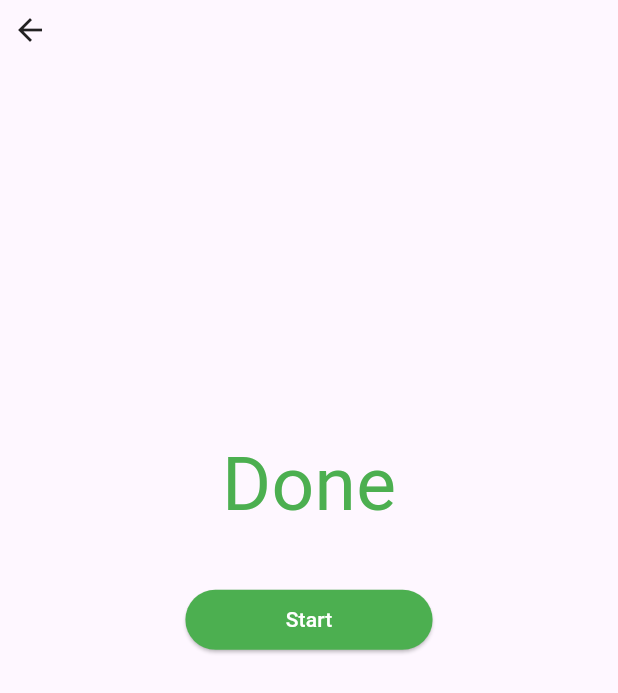
After one commit to khanhluongHA/musicApp_and_weatherApp, a Flutter app: the TimerPage screen opened directly, on a phone screen of 412 x 824 dp. The commit adds this screen. Shown: the top 693 px of the screen. Run offline on Flutter 3.47's test engine with Material 3 defaults, Android fonts, the phone set to English and light mode, and no system bars; our stand-ins replace bloc, copy_with_extension, equatable, flutter_bloc, lottie, shared_preferences; accounts and stored records are empty.

Commit message:
addapp timer

```diff
--- /dev/null
+++ b/lib/cubit/timer_state.dart
@@ -0,0 +1,39 @@
+part of 'timer_cubit.dart';
+
+enum TimerStatus { initial, success, error }
+
+class TimerState extends Equatable {
+  TimerState(
+      {this.second = 0,
+      this.hour = 0,
+      this.minute = 0,
+      this.status = TimerStatus.initial,
+      this.isActive = false,
+      this.isRunning = true});
+
+  late TimerStatus status;
+  late int second;
+  late int hour;
+  late int minute;
+  final bool isRunning;
+  final bool isActive;
+
+  TimerState copyWith(
+      {int? second,
+      bool? isRunning,
+      bool? isActive,
+      TimerStatus? status,
+      int? hour,
+      int? minute}) {
+    return TimerState(
+        second: second ?? this.second,
+        isRunning: isRunning ?? this.isRunning,
+        isActive: isActive ?? this.isActive,
+        status: status ?? this.status,
+        hour: hour ?? this.hour,
+        minute: minute ?? this.minute);
+  }
+
+  @override
+  List<Object> get props => [second, isActive, isRunning, status];
+}
--- a/lib/main.dart
+++ b/lib/main.dart
@@ -4,6 +4,7 @@ import 'package:test_bloc/bloc/weather_bloc.dart';
 import 'package:test_bloc/cubit/login_cubit.dart';
 import 'package:test_bloc/cubit/note_cubit.dart';
 import 'package:test_bloc/cubit/register_cubit.dart';
+import 'package:test_bloc/cubit/timer_cubit.dart';
 import 'package:test_bloc/cubit/water_cubit.dart';
 import 'package:test_bloc/screens/note_page/splash_screen.dart';
 import 'package:test_bloc/screens/note_page/water_screen.dart';
@@ -40,6 +41,9 @@ class _MyAppState extends State<MyApp> {
         BlocProvider(
           create: (context) => WeatherBloc(),
         ),
+        BlocProvider(
+          create: (context) => TimerCubit(),
+        ),
       ],
       child: const MaterialApp(
         home: SplashScreen(),
--- /dev/null
+++ b/lib/screens/timer_page/timer_page.dart
@@ -0,0 +1,137 @@
+import 'package:flutter/material.dart';
+import 'package:flutter_bloc/flutter_bloc.dart';
+import 'package:test_bloc/cubit/timer_cubit.dart';
+import 'package:test_bloc/screens/timer_page/input_time.dart';
+
+class TimerPage extends StatelessWidget {
+  const TimerPage({super.key});
+
+  @override
+  Widget build(BuildContext context) {
+    final TimerCubit cubit = context.read<TimerCubit>();
+    return Scaffold(
+      body: SafeArea(
+        child: Center(
+          child: BlocBuilder<TimerCubit, TimerState>(
+            builder: (context, state) {
+              return Column(
+                  crossAxisAlignment: CrossAxisAlignment.center,
+                  children: [
+                    Row(
+                      children: [
+                        GestureDetector(
+                            onTap: () {
+                              Navigator.pop(context);
+                            },
+                            child: const SizedBox(
+                                width: 40,
+                                height: 40,
+                                child: Icon(Icons.arrow_back))),
+                      ],
+                    ),
+                    SizedBox(
+                      height: MediaQuery.of(context).size.height * 0.3,
+                    ),
+                    state.second == 0 && state.hour == 0 && state.minute == 0
+                        ? const Text(
+                            'Done',
+                            style: TextStyle(fontSize: 50, color: Colors.green),
+                          )
+                        : Row(
+                            mainAxisAlignment: MainAxisAlignment.center,
+                            children: [
+                              Text(
+                                '${state.hour} :',
+                                style: const TextStyle(
+                                    fontSize: 60,
+                                    fontWeight: FontWeight.w700,
+                                    color: Colors.red),
+                              ),
+                              Text(
+                                '${state.minute} :',
+                                style: const TextStyle(
+                                    fontSize: 60,
+                                    fontWeight: FontWeight.w700,
+                                    color: Colors.red),
+                              ),
+                              Text(
+                                '${state.second}',
+                                style: const TextStyle(
+                                    fontSize: 60,
+                                    fontWeight: FontWeight.w700,
+                                    color: Colors.red),
+                              ),
+                            ],
+                          ),
+                    const SizedBox(
+                      height: 30,
+                    ),
+                    state.isActive
+                        ? Row(
+                            mainAxisAlignment: MainAxisAlignment.center,
+                            children: [
+                              state.second == 0
+                                  ? const SizedBox()
+                                  : SizedBox(
+                                      width: MediaQuery.of(context).size.width *
+                                          0.3,
+                                      child: ElevatedButton(
+                                        style: ElevatedButton.styleFrom(
+                                            backgroundColor: Colors.grey),
+                                        onPressed: () {
+                                          cubit.stopTimer();
+                                        },
+                                        child: Text(
+                                          state.isRunning
+                                              ? 'Pause'
+                                              : 'Continue',
+                                          style: const TextStyle(
+                                              color: Colors.white),
+                                        ),
+                                      ),
+                                    ),
+                              SizedBox(
+                                width: state.second == 0 ? 0 : 30,
+                              ),
+                              SizedBox(
+                                width: MediaQuery.of(context).size.width * 0.3,
+                                child: ElevatedButton(
+                                  style: ElevatedButton.styleFrom(
+                                      backgroundColor: Colors.grey),
+                                  onPressed: () {
+                                    Navigator.push(
+                                        context,
+                                        MaterialPageRoute(
+                                            builder: (context) => InputTime()));
+                                    cubit.resetTimer();
+                                  },
+                                  child: const Text(
+                                    'Cancel',
+                                    style: TextStyle(color: Colors.red),
+                                  ),
+                                ),
+                              ),
+                            ],
+                          )
+                        : SizedBox(
+                            width: MediaQuery.of(context).size.width * 0.4,
+                            child: ElevatedButton(
+                              style: ElevatedButton.styleFrom(
+                                  backgroundColor: Colors.green),
+                              onPressed: () {
+                                cubit.startTimer();
+                              },
+                              child: const Text(
+                                'Start',
+                                style: TextStyle(color: Colors.white),
+                              ),
+                            ),
+                          ),
+                  ]);
+            },
+          ),
+        ),
+      ),
+    );
+  }
+}
```
Also changed, not shown: lib/cubit/timer_cubit.dart (added, +81 -0 lines), lib/screens/timer_page/input_time.dart (added, +119 -0 lines), lib/screens/weather_page/wather_page.dart (+11 -3 lines), lib/widgets/drawer_app.dart (+13 -3 lines).
